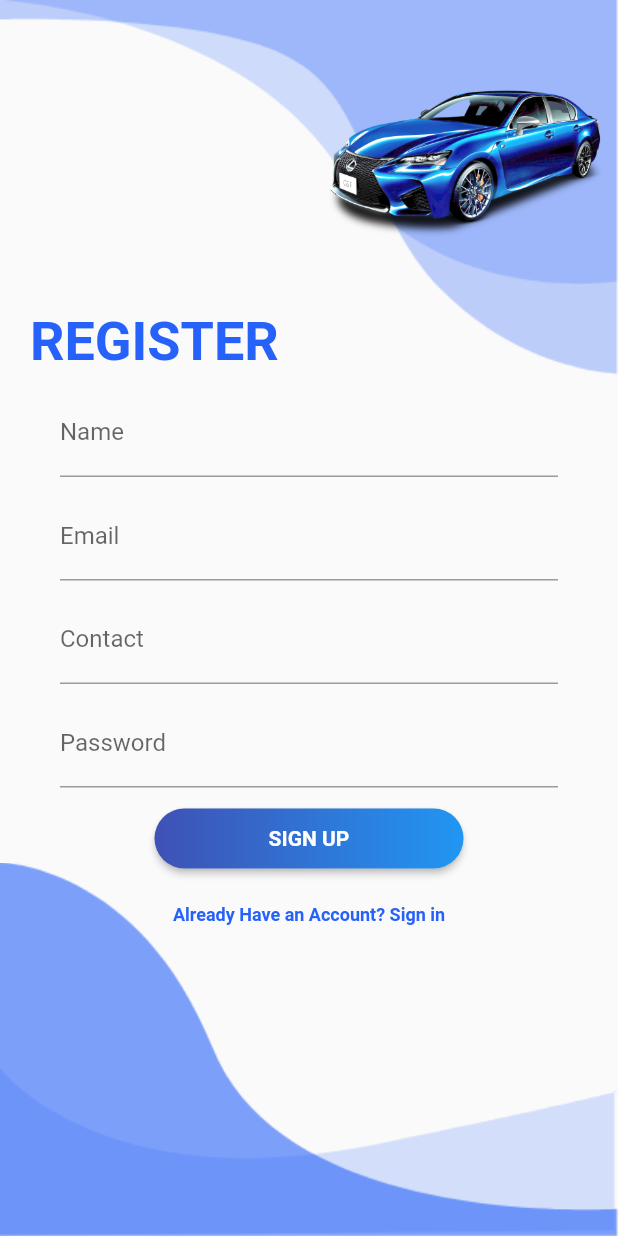
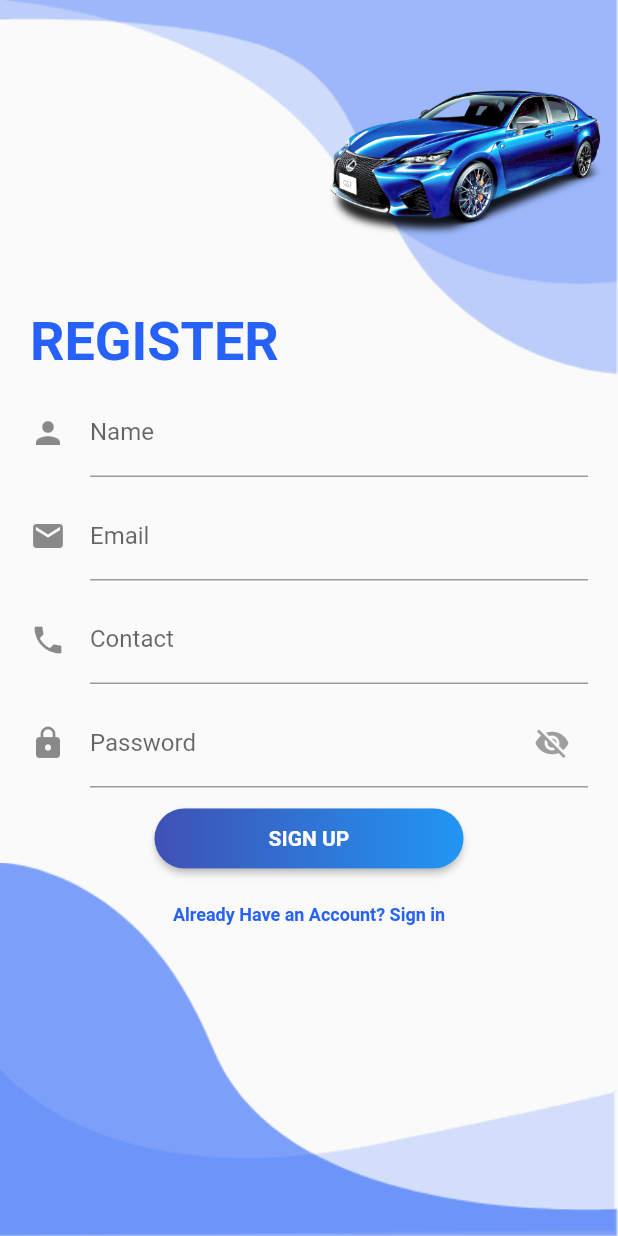
Before and after one commit to javedmughal-058/vehicle_management_app_in_flutter_with_firebase, a Flutter app: the RegisterScreen screen opened directly, on a phone screen of 412 x 824 dp. Run offline on Flutter 3.47's test engine with Material 2 defaults, Android fonts, the phone set to English and light mode, and no system bars; our stand-ins replace animated_text_kit, carousel_slider, cloud_firestore, cool_alert, curved_navigation_bar, easy_search_bar and 10 more; missing offline and left inert: advance_notification, excel, flutter_phone_direct_caller, google_maps_place_picker; accounts and stored records are empty.

Commit message:
Implement hide/show password

```diff
--- a/lib/Admin/Screens/register/register.dart
+++ b/lib/Admin/Screens/register/register.dart
@@ -9,13 +9,29 @@ import 'package:vehicle_maintainance/Admin/components/background.dart';
 import 'package:email_validator/email_validator.dart';
 import '../Main/main_page.dart';
 
-class RegisterScreen extends StatelessWidget {
+class RegisterScreen extends StatefulWidget {
+  @override
+  State<RegisterScreen> createState() => _RegisterScreenState();
+}
+
+class _RegisterScreenState extends State<RegisterScreen> {
   final _key = GlobalKey<FormState>();
+
   final navigatorkey = GlobalKey<NavigatorState>();
+
   TextEditingController name = TextEditingController();
+
   TextEditingController email = TextEditingController();
+
   TextEditingController contact = TextEditingController();
+
   TextEditingController password = TextEditingController();
+  bool _obscureText = true;
+  void _toggle() {
+    setState(() {
+      _obscureText = !_obscureText;
+    });
+  }
 
   @override
   Widget build(BuildContext context) {
@@ -40,7 +56,7 @@ class RegisterScreen extends StatelessWidget {
         String? id;
         final user = FirebaseAuth.instance.currentUser;
         DocumentReference dc =
-            FirebaseFirestore.instance.collection("admin").doc(id);
+            FirebaseFirestore.instance.collection("admin").doc(user!.email);
         Map<String, dynamic> adminRecord = {
           "admin_name": name.text,
           "admin_contact": contact.text,
@@ -84,10 +100,11 @@ class RegisterScreen extends StatelessWidget {
                 const SizedBox(height: 10),
                 Container(
                   alignment: Alignment.center,
-                  margin: const EdgeInsets.symmetric(horizontal: 40),
+                  margin: const EdgeInsets.symmetric(horizontal: 20),
                   child: TextFormField(
                     controller: name,
-                    decoration: const InputDecoration(labelText: "Name"),
+                    decoration: const InputDecoration(
+                        icon: Icon(Icons.person), labelText: "Name"),
                     autovalidateMode: AutovalidateMode.onUserInteraction,
                     validator: (value) {
                       if (value!.isEmpty) {
@@ -100,10 +117,11 @@ class RegisterScreen extends StatelessWidget {
                 const SizedBox(height: 10),
                 Container(
                   alignment: Alignment.center,
-                  margin: const EdgeInsets.symmetric(horizontal: 40),
+                  margin: const EdgeInsets.symmetric(horizontal: 20),
                   child: TextFormField(
                     controller: email,
-                    decoration: const InputDecoration(labelText: "Email"),
+                    decoration: const InputDecoration(
+                        icon: Icon(Icons.email), labelText: "Email"),
                     autovalidateMode: AutovalidateMode.onUserInteraction,
                     validator: (value) {
                       String pattern =
@@ -121,10 +139,11 @@ class RegisterScreen extends StatelessWidget {
                 const SizedBox(height: 10),
                 Container(
                   alignment: Alignment.center,
-                  margin: const EdgeInsets.symmetric(horizontal: 40),
+                  margin: const EdgeInsets.symmetric(horizontal: 20),
                   child: TextFormField(
                     controller: contact,
                     decoration: const InputDecoration(
+                      icon: Icon(Icons.phone),
                       labelText: "Contact",
                       hintText: 'Enter number without 0',
                     ),
@@ -144,15 +163,27 @@ class RegisterScreen extends StatelessWidget {
                 const SizedBox(height: 10),
                 Container(
                   alignment: Alignment.center,
-                  margin: const EdgeInsets.symmetric(horizontal: 40),
+                  margin: const EdgeInsets.symmetric(horizontal: 20),
                   child: TextFormField(
+                    obscureText: _obscureText,
                     controller: password,
-                    decoration: const InputDecoration(labelText: "Password"),
+                    decoration: InputDecoration(
+                        icon: Icon(Icons.lock),
+                        suffixIcon: IconButton(
+                            onPressed: _toggle,
+                            icon: _obscureText
+                                ? const Icon(
+                                    Icons.visibility_off,
+                                    color: Colors.grey,
+                                  )
+                                : const Icon(
+                                    Icons.visibility,
+                                  )),
+                        labelText: "Password"),
                     autovalidateMode: AutovalidateMode.onUserInteraction,
                     validator: (value) => value != null && value.length < 6
                         ? 'Enter atlest 6 characters'
                         : null,
-                    obscureText: true,
                   ),
                 ),
                 const SizedBox(height: 10),
```
